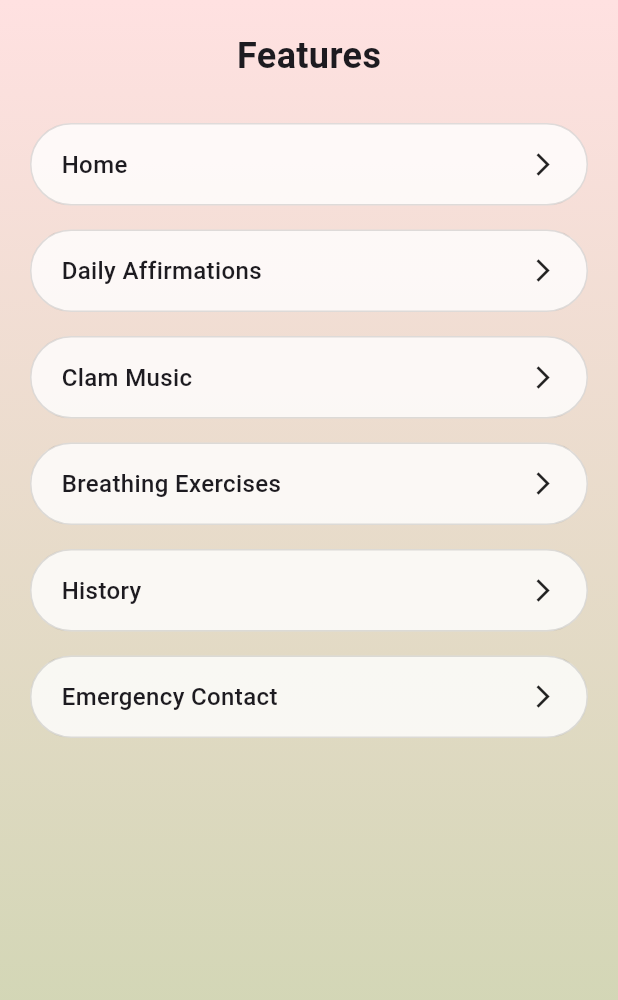
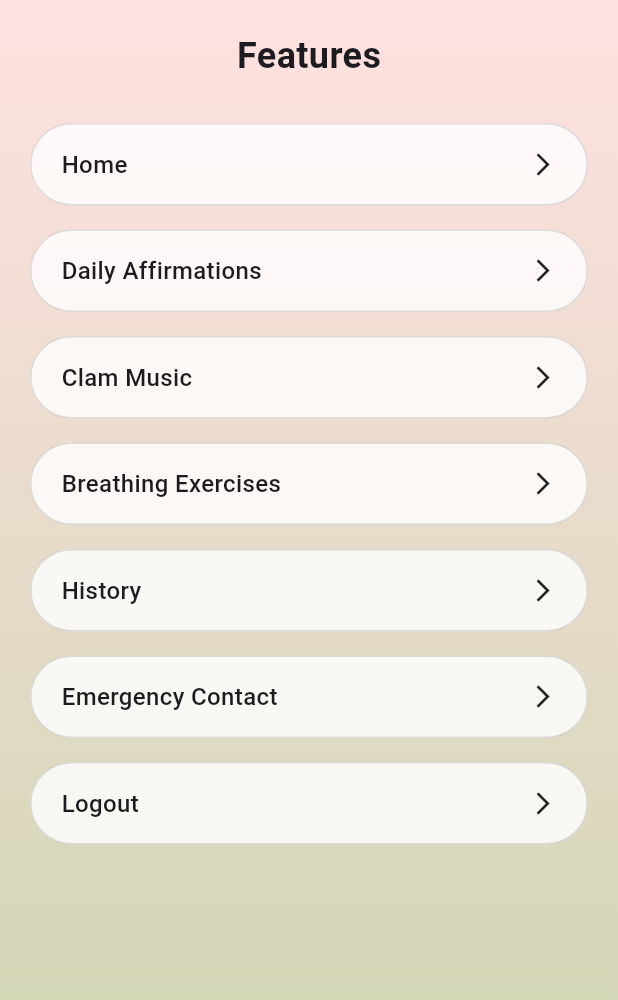
Before and after one commit to Aqsa-ijaz13/FinalyearProject, a Flutter app: the FeatureScreen screen opened directly, on a phone screen of 412 x 824 dp. Shown: the top 1000 px of the screen. Run offline on Flutter 3.47's test engine with Material 3 defaults, Android fonts, the phone set to English and light mode, and no system bars; our stand-ins replace audioplayers, cloud_firestore, firebase_auth, firebase_core, flutter_easyloading, get; accounts and stored records are empty.

Commit message:
today updated code

```diff
--- a/lib/view/featurescreen/featurescreen.dart
+++ b/lib/view/featurescreen/featurescreen.dart
@@ -1,5 +1,9 @@
+import 'package:firebase_auth/firebase_auth.dart';
 import 'package:flutter/material.dart';
-
+import 'package:fyp/utilis/Constants/app_colors.dart';
+import 'package:fyp/view/login_screen/login_screen.dart';
+import 'package:fyp/widget/snackbar.dart';
+import 'package:get/get.dart';
 
 import '../dailyaffairmation/DailyAffiarmation.dart';
 import '../emergency contacts/EmergencyContacts.dart';
@@ -22,6 +26,8 @@ class _FeatureScreenState extends State<FeatureScreen> {
   static const String breathingExercises = 'Breathing Exercises';
   static const String history = 'History';
   static const String emergencyContact = 'Emergency Contact';
+  static const String logout="Logout";
+  final auth=FirebaseAuth.instance;
 
   static final Color background1 = Color(0xffFFE1E1);
   static final Color background2 = Color(0xffC9D4AC);
@@ -68,7 +74,8 @@ class _FeatureScreenState extends State<FeatureScreen> {
                   title: dailyAffirmation,
                   onTap: () => Navigator.push(
                     context,
-                    MaterialPageRoute(builder: (context) => DailyAffirmationScreen()),
+                    MaterialPageRoute(
+                        builder: (context) => DailyAffirmationScreen()),
                   ),
                 ),
                 FeatureButton(
@@ -96,9 +103,45 @@ class _FeatureScreenState extends State<FeatureScreen> {
                   title: emergencyContact,
                   onTap: () => Navigator.push(
                     context,
-                    MaterialPageRoute(builder: (context) => EmergencyContactsScreen()),
+                    MaterialPageRoute(
+                        builder: (context) => EmergencyContactsScreen()),
                   ),
                 ),
+                Padding(
+      padding: const EdgeInsets.symmetric(vertical: 8.0),
+      child: GestureDetector(
+        onTap: () async{
+          await auth.signOut().then((onValue){
+            showCustomSnackbar(title: "", message: "Logout Successsfully", backgroundColor: AppColors.greenBtn);
+            Get.to(LoginScreen());
+          }).onError((error, stackTrace){
+            showCustomSnackbar(title: "Oops", message: error.toString(), backgroundColor: AppColors.red);
+          });
+        },
+        child: Container(
+          width: double.infinity,
+          padding: const EdgeInsets.symmetric(vertical: 15, horizontal: 20),
+          decoration: BoxDecoration(
+            borderRadius: BorderRadius.circular(30),
+            border: Border.all(color: Colors.black12),
+            color: Colors.white.withOpacity(0.8),
+          ),
+          child: Row(
+            mainAxisAlignment: MainAxisAlignment.spaceBetween,
+            children: [
+              Text(
+                logout,
+                style: const TextStyle(
+                  fontSize: 16,
+                  fontWeight: FontWeight.w500,
+                ),
+              ),
+              const Icon(Icons.arrow_forward_ios, size: 18),
+            ],
+          ),
+        ),
+      ),
+    )
               ],
             ),
           ),
```
